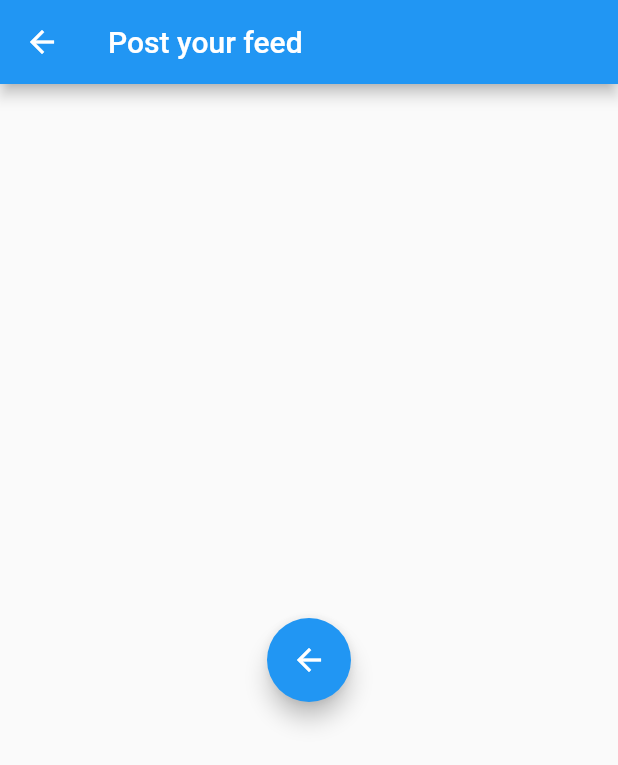
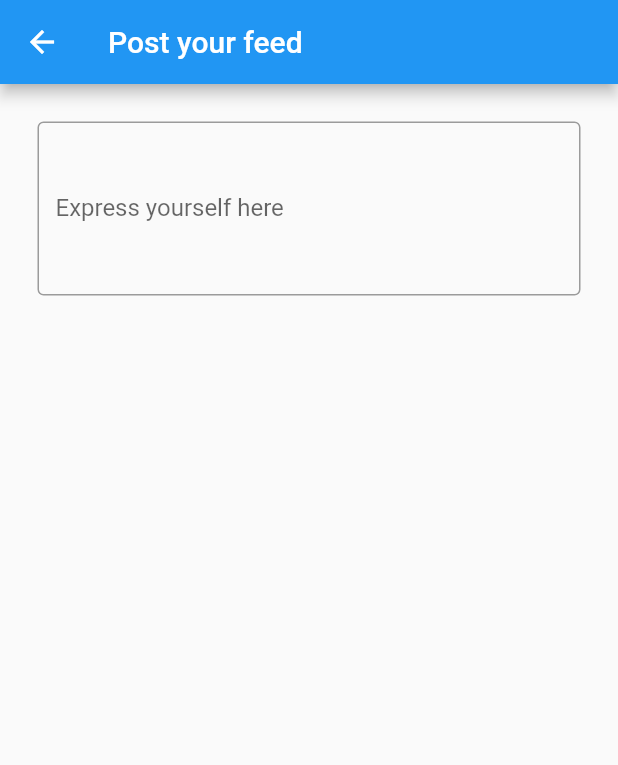
Before and after one commit to shekharkumargupta/family, a Flutter app: the PostForm screen opened directly, on a phone screen of 412 x 824 dp. Shown: the top 765 px of the screen. Run offline on Flutter 3.47's test engine with Material 2 defaults, Android fonts, the phone set to English and light mode, and no system bars; our stand-ins replace carousel_slider; missing offline and left inert: loading_animations; network calls fail.

Commit message:
started creating fields in PostForm

```diff
--- a/lib/view/PostForm.dart
+++ b/lib/view/PostForm.dart
@@ -1,26 +1,54 @@
 import 'package:flutter/material.dart';
 
-class PostForm extends StatelessWidget{
+class PostForm extends StatefulWidget {
+
+  const PostForm ({Key key}) : super(key: key);
+
+  @override
+  State<StatefulWidget> createState() {
+    return PostFormState();
+  }
+}
+
+class PostFormState extends State<PostForm> {
+
+  final _formKey = GlobalKey<FormState>();
+
   @override
   Widget build(BuildContext context) {
     return Scaffold(
       appBar: AppBar(title: Text('Post your feed'),),
-      body: Center(
+      body: Padding(
+        padding: EdgeInsets.all(25.0),
+        child:  Center(
+          child: Column(
+            mainAxisAlignment: MainAxisAlignment.start,
+            children: <Widget>[
+              createPostForm(context)
+            ],
+          ),
+        ),
+      ),
+    );
+  }
+
+  Widget createPostForm(BuildContext context){
+    return Container(
+      child: Form(
         child: Column(
-          mainAxisAlignment: MainAxisAlignment.center,
           children: <Widget>[
-            FloatingActionButton(
-              child: const Icon(Icons.arrow_back),
-              onPressed: (){
-                Navigator.pop(context);
-              },
+            TextFormField(
+              maxLines: 4,
+              decoration: InputDecoration(
+                border: OutlineInputBorder(
+
+                ),
+                labelText: 'Express yourself here'
+              ),
             )
           ],
         ),
       ),
     );
   }
-
-
-
 }
```
